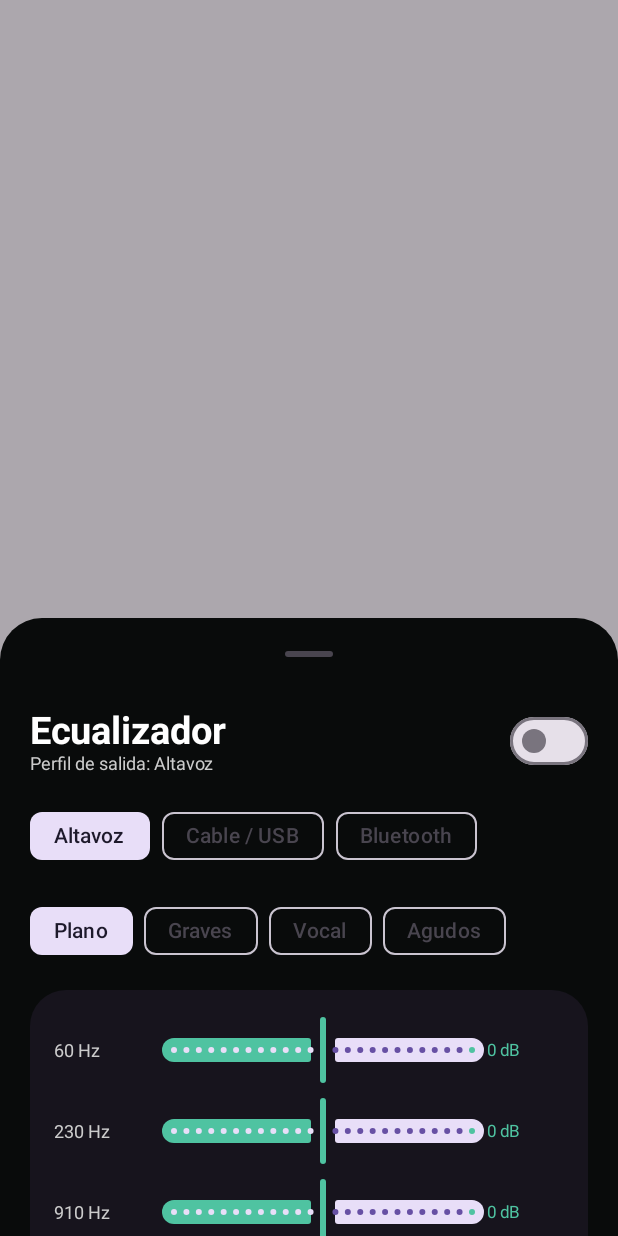
After one commit to Liox269/ambermusic, an Android app built with Jetpack Compose: the composable NativeEqualizerSheet called with empty values, on a phone screen of 412 x 824 dp. The commit adds this screen. Run offline under Robolectric (Android 15) with nearby library versions, the phone set to English and light mode, and no system bars; pictures from the network do not load; 1 statement that could not run was skipped.

Commit message:
feat(android): ecualizador nativo por salida y SDK Android 17 correcto

```diff
--- a/android/app/build.gradle.kts
+++ b/android/app/build.gradle.kts
@@ -6,7 +6,7 @@ plugins {
 
 android {
     namespace = "dev.liox.ambermusic"
-    compileSdk = 36
+    compileSdk = 37
 
     defaultConfig {
         applicationId = "dev.liox.ambermusic"
--- a/android/app/src/main/AndroidManifest.xml
+++ b/android/app/src/main/AndroidManifest.xml
@@ -6,6 +6,7 @@
     <uses-permission android:name="android.permission.FOREGROUND_SERVICE" />
     <uses-permission android:name="android.permission.FOREGROUND_SERVICE_MEDIA_PLAYBACK" />
     <uses-permission android:name="android.permission.WAKE_LOCK" />
+    <uses-permission android:name="android.permission.MODIFY_AUDIO_SETTINGS" />
     <uses-permission android:name="android.permission.POST_NOTIFICATIONS" />
 
     <application
--- /dev/null
+++ b/android/app/src/main/java/dev/liox/ambermusic/ui/NativeEqualizerSheet.kt
@@ -0,0 +1,104 @@
+package dev.liox.ambermusic.ui
+
+import androidx.compose.foundation.background
+import androidx.compose.foundation.horizontalScroll
+import androidx.compose.foundation.layout.*
+import androidx.compose.foundation.rememberScrollState
+import androidx.compose.foundation.shape.RoundedCornerShape
+import androidx.compose.foundation.verticalScroll
+import androidx.compose.material3.*
+import androidx.compose.runtime.*
+import androidx.compose.ui.Alignment
+import androidx.compose.ui.Modifier
+import androidx.compose.ui.draw.clip
+import androidx.compose.ui.graphics.Color
+import androidx.compose.ui.platform.LocalContext
+import androidx.compose.ui.text.font.FontWeight
+import androidx.compose.ui.unit.dp
+import androidx.compose.ui.unit.sp
+import dev.liox.ambermusic.audio.EqualizerProfiles
+import kotlin.math.roundToInt
+
+private val eqGreen = Color(0xFF4FC3A1)
+private val eqFrequencies = listOf("60 Hz", "230 Hz", "910 Hz", "3,6 kHz", "9 kHz", "14 kHz")
+private val eqPresets = listOf(
+    "Plano" to listOf(0f, 0f, 0f, 0f, 0f, 0f),
+    "Graves" to listOf(6f, 4f, 1f, 0f, -1f, -1f),
+    "Vocal" to listOf(2f, 1f, 0f, 2f, 3f, 2f),
+    "Agudos" to listOf(-1f, -1f, 0f, 2f, 4f, 5f)
+)
+
+@OptIn(ExperimentalMaterial3Api::class)
+@Composable
+fun NativeEqualizerSheet(routeName: String, bluetooth: Boolean, onDismiss: () -> Unit, onSystemEqualizer: () -> Unit) {
+    val context = LocalContext.current
+    val prefs = remember(context) {
+        context.applicationContext.getSharedPreferences("amber_native_equalizer", android.content.Context.MODE_PRIVATE)
+    }
+    val detectedRoute = EqualizerProfiles.key(routeName, bluetooth)
+    var selectedRoute by remember(detectedRoute) { mutableStateOf(detectedRoute) }
+    var enabled by remember { mutableStateOf(prefs.getBoolean("enabled", false)) }
+    fun readBands(key: String): List<Float> = List(6) { index -> prefs.getFloat("gain_${key}_$index", 0f) }
+    var values by remember(selectedRoute) { mutableStateOf(readBands(selectedRoute)) }
+    fun setBands(next: List<Float>) {
+        values = next
+        prefs.edit().apply {
+            next.forEachIndexed { index, gain -> putFloat("gain_${selectedRoute}_$index", gain) }
+        }.apply()
+    }
+    val bg = Color(0xFF090B0B)
+    val card = Color(0xFF17141D)
+    ModalBottomSheet(onDismissRequest = onDismiss, containerColor = bg, contentColor = Color.White) {
+        Column(
+            Modifier.fillMaxWidth().verticalScroll(rememberScrollState())
+                .padding(horizontal = 20.dp, vertical = 10.dp),
+            verticalArrangement = Arrangement.spacedBy(15.dp)
+        ) {
+            Row(verticalAlignment = Alignment.CenterVertically, modifier = Modifier.fillMaxWidth()) {
+                Column(Modifier.weight(1f)) {
+                    Text("Ecualizador", fontSize = 25.sp, fontWeight = FontWeight.Bold)
+                    Text("Perfil de salida: ${when(selectedRoute){"speaker"->"Altavoz";"wired"->"Cable / USB";else->"Bluetooth"}}",
+                        color = Color.LightGray, fontSize = 12.sp)
+                }
+                Switch(checked = enabled, onCheckedChange = {
+                    enabled = it
+                    prefs.edit().putBoolean("enabled", it).apply()
+                }, colors = SwitchDefaults.colors(checkedThumbColor = Color(0xFF062821), checkedTrackColor = eqGreen))
+            }
+            Row(Modifier.fillMaxWidth().horizontalScroll(rememberScrollState()), horizontalArrangement = Arrangement.spacedBy(8.dp)) {
+                listOf("speaker" to "Altavoz", "wired" to "Cable / USB", "bluetooth" to "Bluetooth").forEach { (key, title) ->
+                    FilterChip(selected = key == selectedRoute, onClick = { selectedRoute = key; values = readBands(key) }, label = { Text(title) })
+                }
+            }
+            Row(Modifier.fillMaxWidth().horizontalScroll(rememberScrollState()), horizontalArrangement = Arrangement.spacedBy(7.dp)) {
+                eqPresets.forEach { (name, preset) ->
+                    FilterChip(selected = preset == values, onClick = { setBands(preset) }, label = { Text(name) })
+                }
+            }
+            Column(Modifier.clip(RoundedCornerShape(24.dp)).background(card).padding(16.dp), verticalArrangement = Arrangement.spacedBy(6.dp)) {
+                values.forEachIndexed { index, gain ->
+                    Row(verticalAlignment = Alignment.CenterVertically) {
+                        Text(eqFrequencies[index], modifier = Modifier.width(70.dp), fontSize = 12.sp, color = Color.LightGray)
+                        Slider(value = gain, onValueChange = { next ->
+                            val updated = values.toMutableList()
+                            updated[index] = next.roundToInt().toFloat()
+                            setBands(updated)
+                        }, valueRange = -12f..12f, steps = 23, modifier = Modifier.weight(1f),
+                            colors = SliderDefaults.colors(thumbColor = eqGreen, activeTrackColor = eqGreen))
+                        Text("${if (gain > 0) "+" else ""}${gain.roundToInt()} dB", color = eqGreen,
+                            modifier = Modifier.width(51.dp), fontSize = 11.sp)
+                    }
+                }
+            }
+            Text("Las seis frecuencias son controles de perfil. Android las adapta a las bandas físicas que ofrezca el dispositivo. La disponibilidad del efecto depende de la ruta de audio.",
+                color = Color.LightGray, fontSize = 12.sp)
+            Text("Con Bluetooth y HyperOS puede haber efectos adicionales del sistema. Si notas doble procesado, desactiva sus efectos externos.",
+                color = Color.LightGray, fontSize = 12.sp)
+            Row(Modifier.fillMaxWidth(), horizontalArrangement = Arrangement.End) {
+                TextButton(onClick = onSystemEqualizer) { Text("Efectos del sistema", color = eqGreen) }
+                TextButton(onClick = onDismiss) { Text("Cerrar", color = eqGreen) }
+            }
+            Spacer(Modifier.height(24.dp))
+        }
+    }
+}
```
Also changed, not shown: android/app/src/main/java/dev/liox/ambermusic/audio/NativeEqualizerManager.kt (added, +86 -0 lines), android/app/src/main/java/dev/liox/ambermusic/playback/MusicPlaybackService.kt (+10 -0 lines), android/app/src/main/java/dev/liox/ambermusic/ui/NowPlayingScreen.kt (+8 -3 lines), 1 other file.
